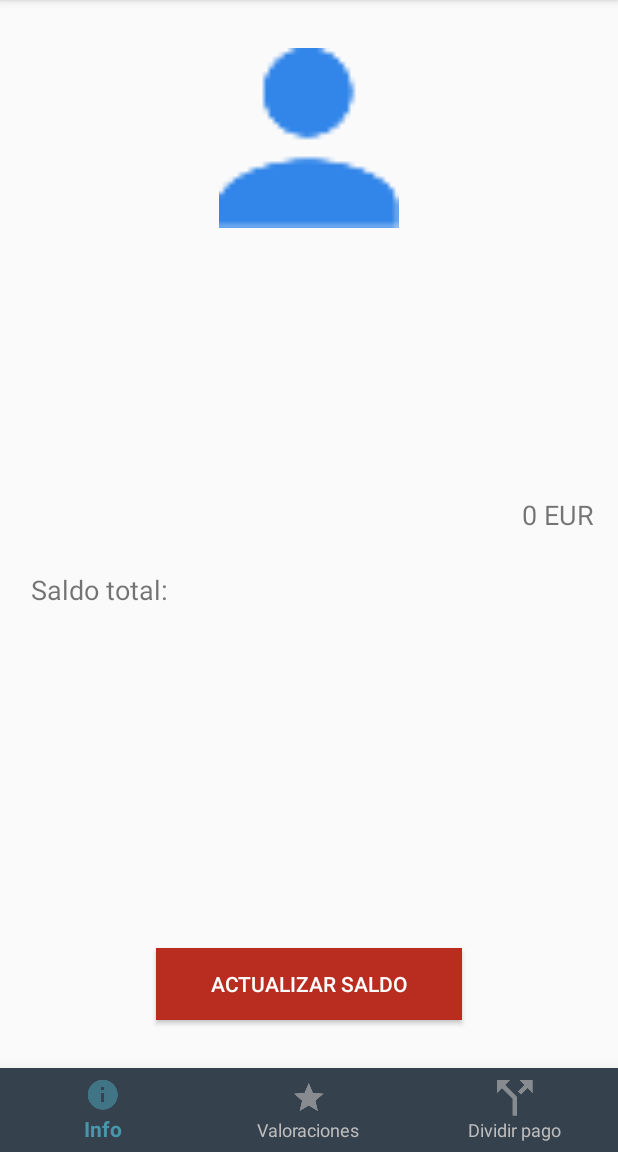
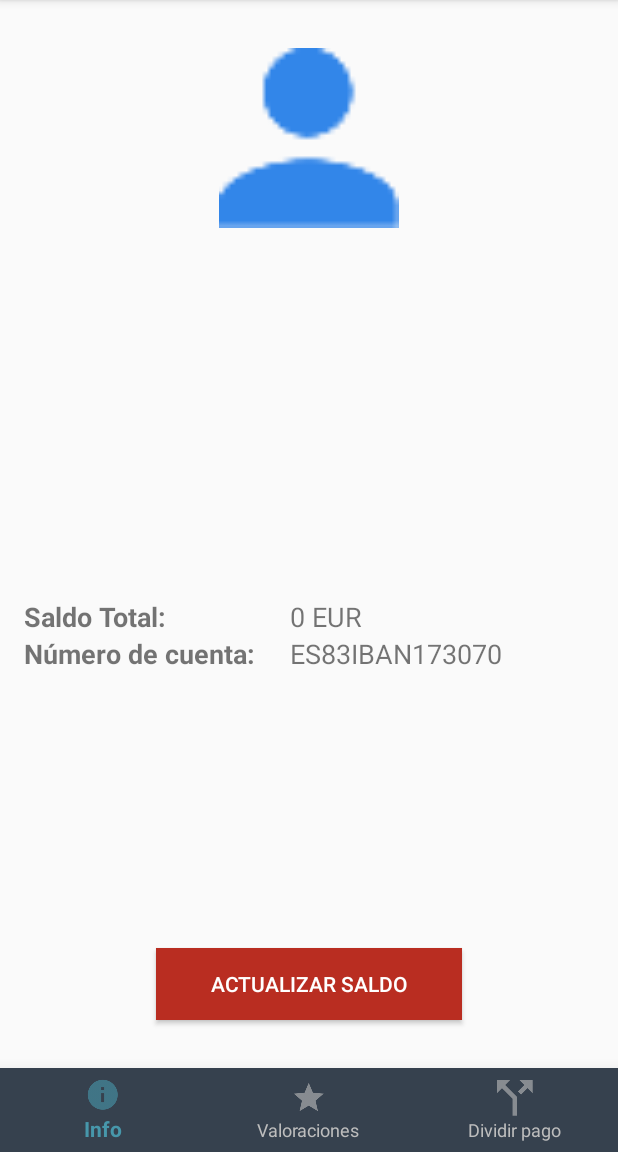
Before and after one commit to jesustf97/MoneyManager-TFG, an Android app: the screen it shows after launch once a user with an empty profile is signed in (MainActivity), on a phone screen of 412 x 824 dp, the part 84-1236 px from its top. Run offline under Robolectric (Android 15) with nearby library versions, the phone set to English and light mode, and no system bars; our stand-ins replace Firebase (no records; nobody signed in at launch, a user with empty details on screens opened directly), Picasso, RxJava; pictures from the network do not load.

Commit message:
Asociar Iban a cada usuario y mostrarlo en la información de la cuenta

```diff
--- a/app/src/main/java/com/calleja/jesus/moneymanager/activities/SignUpActivity.kt
+++ b/app/src/main/java/com/calleja/jesus/moneymanager/activities/SignUpActivity.kt
@@ -23,7 +23,6 @@ class SignUpActivity : AppCompatActivity() {
     override fun onCreate(savedInstanceState: Bundle?) {
         super.onCreate(savedInstanceState)
         setContentView(R.layout.activity_sign_up)
-        setUpIbanDB()
 
 
         buttonGoBackLoginSignUp.setOnClickListener{
@@ -62,30 +61,12 @@ class SignUpActivity : AppCompatActivity() {
         }
     }
 
-    private fun setUpIbanDB(){
-        balanceDBRef = store.collection("ibans")
-    }
-
-    private fun saveIban(userIban: String) {
-        val newIban = HashMap<String, String>()
-        newIban[mAuth.currentUser!!.uid] = userIban
-        balanceDBRef.document(mAuth.currentUser!!.uid).set(newIban)
-            .addOnSuccessListener {
-                toast("El iban se ha guardado correctamente")
-            }
-            .addOnFailureListener {
-               toast("Error al guardar el iban")
-            }
-    }
 
     private fun createUserWithEmail(email: String, password: String) {
         mAuth.createUserWithEmailAndPassword(email, password)
             .addOnCompleteListener(this) { task ->
                 if (task.isSuccessful) {
                     mAuth.currentUser!!.sendEmailVerification().addOnCompleteListener(this) {
-                        val userIban = IbanGenerator.generateIban("ES", "IBAN")
-                        saveIban(userIban)
-                        toast("Su IBAN ES: $userIban")
                         Toast.makeText(this, "Se ha enviado email de confirmación",Toast.LENGTH_SHORT).show()
                         startActivity(Intent(this, LoginActivity::class.java))
                     }
--- a/app/src/main/java/com/calleja/jesus/moneymanager/fragments/InfoFragment.kt
+++ b/app/src/main/java/com/calleja/jesus/moneymanager/fragments/InfoFragment.kt
@@ -29,6 +29,7 @@ class InfoFragment : Fragment() {
     private lateinit var currentUser: FirebaseUser
     private val store: FirebaseFirestore = FirebaseFirestore.getInstance()
     private lateinit var balanceDBRef: CollectionReference
+    private lateinit var ibanDBRef: CollectionReference
     private val REQ_CODE_SECOND_FRAGMENT = 90
     private val INTENT_KEY_SECOND_FRAGMENT_DATA = "INTENT_KEY_SECOND_FRAGMENT_DATA"
 
@@ -38,7 +39,9 @@ class InfoFragment : Fragment() {
         setUpCurrentUser()
         setUpCurrentUserInfoUI()
         setUpBalanceDB()
+        setUpIbanDB()
         updateBalance()
+        linkIban()
         setUpEditBalanceButton()
         return _view
     }
@@ -53,14 +56,27 @@ class InfoFragment : Fragment() {
         }
 
     }
-
+    private fun linkIban() {
+        ibanDBRef.document(currentUser.uid).get().addOnSuccessListener {
+            if(it.data != null) {
+                try {
+                    var iban = it.data!!.getValue(currentUser.uid).toString()
+                    _view.userIban.text = iban
+                } catch (e: NoSuchElementException) {
+                    initializeIban()
+                }
+            } else {
+                initializeIban()
+            }
+        }
+    }
     private fun updateBalance() {
         if(!flagBalanceInitialized) {
             balanceDBRef.document(currentUser.uid).get().addOnSuccessListener {
                 if(it.data != null) {
                     try {
                         var currentBalance = it.data!!.getValue(currentUser.uid).toString()
-                        _view.editTextTotalBalance.text = "$currentBalance EUR"
+                        _view.userBalance.text = "$currentBalance EUR"
                         flagBalanceInitialized = true
                     } catch (e: NoSuchElementException) {
                         initializeBalance()
@@ -73,7 +89,7 @@ class InfoFragment : Fragment() {
     }
 
     private fun initializeBalance(){
-        _view.editTextTotalBalance.text = "0 EUR"
+        _view.userBalance.text = "0 EUR"
         flagBalanceInitialized = true
     }
     private fun setUpCurrentUser() {
@@ -82,6 +98,10 @@ class InfoFragment : Fragment() {
 
     private fun setUpBalanceDB(){
         balanceDBRef = store.collection("balances")
+    }
+
+    private fun setUpIbanDB(){
+        ibanDBRef = store.collection("ibans")
     }
 
     private fun setUpEditBalanceButton() {
@@ -97,12 +117,27 @@ class InfoFragment : Fragment() {
         newBalance[currentUser.uid] = userBalance
                         balanceDBRef.document(currentUser.uid).set(newBalance)
                             .addOnSuccessListener {
-                                _view.editTextTotalBalance.text = "$userBalance EUR"
+                                _view.userBalance.text = "$userBalance EUR"
                             }
                             .addOnFailureListener {
                                 activity!!.toast("Error al actualizar el saldo")
                             }
                 }
+
+    private fun initializeIban() {
+        val userIban = IbanGenerator.generateIban("ES", "IBAN")
+        activity!!.toast("Su IBAN ES: $userIban")
+        val newIban = HashMap<String, String>()
+        newIban[mAuth.currentUser!!.uid] = userIban
+        ibanDBRef.document(mAuth.currentUser!!.uid).set(newIban)
+            .addOnSuccessListener {
+                activity!!.toast("El iban se ha guardado correctamente")
+                _view.userIban.text = userIban
+            }
+            .addOnFailureListener {
+                activity!!.toast("Error al guardar el iban")
+            }
+    }
 
     private fun setUpCurrentUserInfoUI() {
         _view.textViewInfoEmail.text = currentUser.email
@@ -121,5 +156,4 @@ class InfoFragment : Fragment() {
     override fun onDestroyView() {
         super.onDestroyView()
     }
-
 }
--- a/app/src/main/res/layout/fragment_info.xml
+++ b/app/src/main/res/layout/fragment_info.xml
@@ -10,22 +10,22 @@
 
     <TextView
             android:layout_width="0dp"
-            android:layout_height="16dp"
+            android:layout_height="wrap_content"
             android:id="@+id/textViewInfoEmail" app:layout_constraintEnd_toEndOf="parent"
             android:layout_marginEnd="16dp"
             app:layout_constraintStart_toStartOf="parent" android:layout_marginStart="16dp"
-            android:textAppearance="@style/TextAppearance.Compat.Notification.Title.Media"
-            app:layout_constraintHorizontal_bias="0.0" android:layout_marginTop="32dp"
-            app:layout_constraintTop_toBottomOf="@+id/imageViewInfoAvatar" android:layout_marginBottom="16dp"
-            app:layout_constraintBottom_toTopOf="@+id/textViewInfoName"/>
+            android:textAppearance="@style/TextAppearance.AppCompat.Medium"
+            app:layout_constraintHorizontal_bias="0.0" android:layout_marginTop="16dp"
+            app:layout_constraintTop_toBottomOf="@+id/imageViewInfoAvatar" android:layout_marginBottom="32dp"
+            app:layout_constraintBottom_toTopOf="@+id/textViewInfoName"
+            app:layout_constraintVertical_chainStyle="spread_inside"/>
     <TextView
             android:layout_width="0dp"
             android:layout_height="wrap_content"
             android:id="@+id/textViewInfoName" app:layout_constraintEnd_toEndOf="parent" android:layout_marginEnd="16dp"
             app:layout_constraintStart_toStartOf="parent" android:layout_marginStart="16dp"
             android:textAppearance="@style/TextAppearance.AppCompat.Large" android:layout_marginTop="16dp"
-            app:layout_constraintTop_toBottomOf="@+id/textViewInfoEmail" android:layout_marginBottom="32dp"
-            app:layout_constraintBottom_toTopOf="@+id/totalBalanceText"/>
+            app:layout_constraintTop_toBottomOf="@+id/textViewInfoEmail"/>
     <ImageView
             android:src="@drawable/button_ripple_background"
             android:layout_width="120dp"
@@ -35,6 +35,47 @@
             app:layout_constraintStart_toStartOf="parent"
             android:layout_marginStart="8dp" android:layout_marginEnd="8dp" android:layout_marginTop="32dp"
             app:layout_constraintTop_toTopOf="parent"/>
+
+    <LinearLayout android:layout_width="match_parent"
+                  android:layout_height="wrap_content"
+                  android:orientation="horizontal"
+                  app:layout_constraintBottom_toTopOf="@+id/editBalanceButton"
+                  app:layout_constraintStart_toStartOf="parent"
+                  app:layout_constraintEnd_toEndOf="parent"
+                  android:layout_marginBottom="32dp"
+                  app:layout_constraintHorizontal_bias="0.0" android:layout_marginTop="8dp"
+                  app:layout_constraintTop_toBottomOf="@+id/textViewInfoName" android:layout_marginStart="16dp"
+                  android:layout_marginEnd="16dp">
+
+        <LinearLayout android:layout_width="177dp"
+                      android:layout_height="wrap_content"
+                      android:orientation="vertical">
+            <TextView
+                    android:text="Saldo Total:"
+                    android:layout_width="match_parent"
+                    android:layout_height="wrap_content" android:id="@+id/totalBalanceText" android:textStyle="bold"
+                    android:textSize="18sp"/>
+            <TextView
+                    android:text="Número de cuenta:"
+                    android:layout_width="match_parent"
+                    android:layout_height="wrap_content" android:id="@+id/ibanText" android:textStyle="bold"
+                    android:textSize="18sp"/>
+        </LinearLayout>
+        <LinearLayout android:layout_width="match_parent"
+                      android:layout_height="wrap_content"
+                      android:orientation="vertical">
+            <TextView
+                    android:text="userBalance"
+                    android:layout_width="match_parent"
+                    android:layout_height="wrap_content" android:id="@+id/userBalance" android:textSize="18sp"/>
+            <TextView
+                    android:text="userIban"
+                    android:layout_width="match_parent"
+                    android:layout_height="wrap_content" android:id="@+id/userIban" android:textSize="18sp"/>
+        </LinearLayout>
+
+    </LinearLayout>
+
     <Button
             android:text="@string/update_balance_button"
             android:background="@color/colorGoogleExtra"
@@ -48,22 +89,5 @@
             app:layout_constraintStart_toStartOf="parent"
             android:layout_marginEnd="8dp"
             app:layout_constraintEnd_toEndOf="parent"/>
-    <TextView
-            android:text="Saldo total:"
-            android:layout_width="wrap_content"
-            android:layout_height="wrap_content"
-            android:id="@+id/totalBalanceText"
-            android:textSize="18sp" app:layout_constraintStart_toStartOf="parent"
-            app:layout_constraintEnd_toStartOf="@+id/editTextTotalBalance" android:layout_marginEnd="8dp"
-            android:layout_marginBottom="208dp"
-            app:layout_constraintBottom_toTopOf="@+id/editBalanceButton" app:layout_constraintHorizontal_bias="0.082"
-            app:layout_constraintTop_toBottomOf="@+id/textViewInfoName" android:layout_marginTop="32dp"
-            app:layout_constraintVertical_bias="0.0"/>
-    <TextView
-            android:layout_width="wrap_content"
-            android:layout_height="wrap_content"
-            android:id="@+id/editTextTotalBalance"
-            android:textSize="18sp"
-            android:layout_marginTop="32dp" app:layout_constraintTop_toBottomOf="@+id/textViewInfoName"
-            android:layout_marginEnd="16dp" app:layout_constraintEnd_toEndOf="parent"/>
+
 </android.support.constraint.ConstraintLayout>
```
